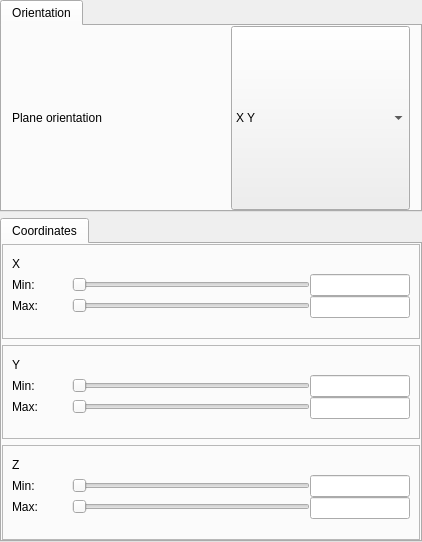
This is apps/vaporgui/GeometryWidgetGUI.ui in StasJ/vapor-formatted as Qt 5 draws it before an edit. The edited form follows.
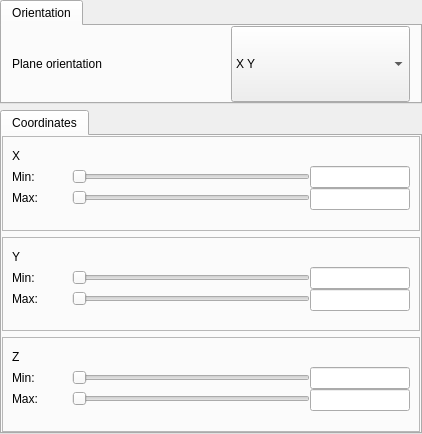
This is the edited form. Custom widgets are drawn as their Qt base class.

```diff
--- a/apps/vaporgui/GeometryWidgetGUI.ui
+++ b/apps/vaporgui/GeometryWidgetGUI.ui
@@ -7,7 +7,7 @@
     <x>0</x>
     <y>0</y>
     <width>422</width>
-    <height>542</height>
+    <height>434</height>
    </rect>
   </property>
   <property name="sizePolicy">
```
